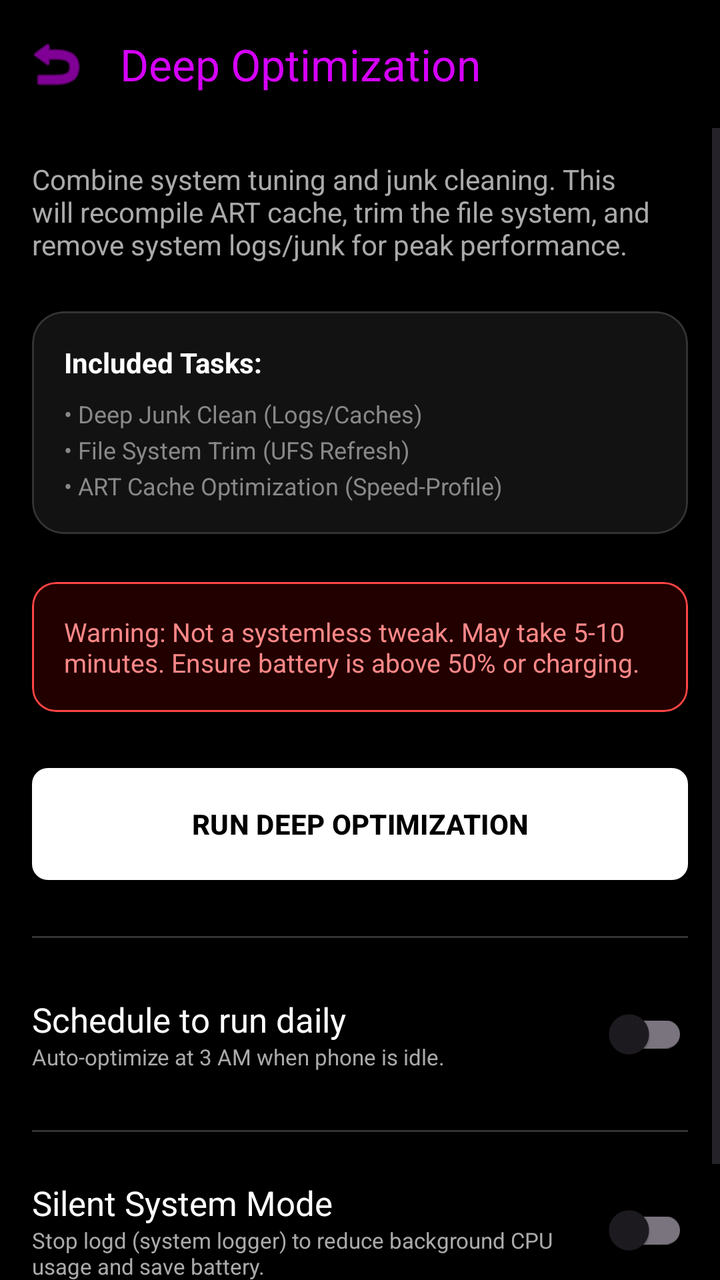
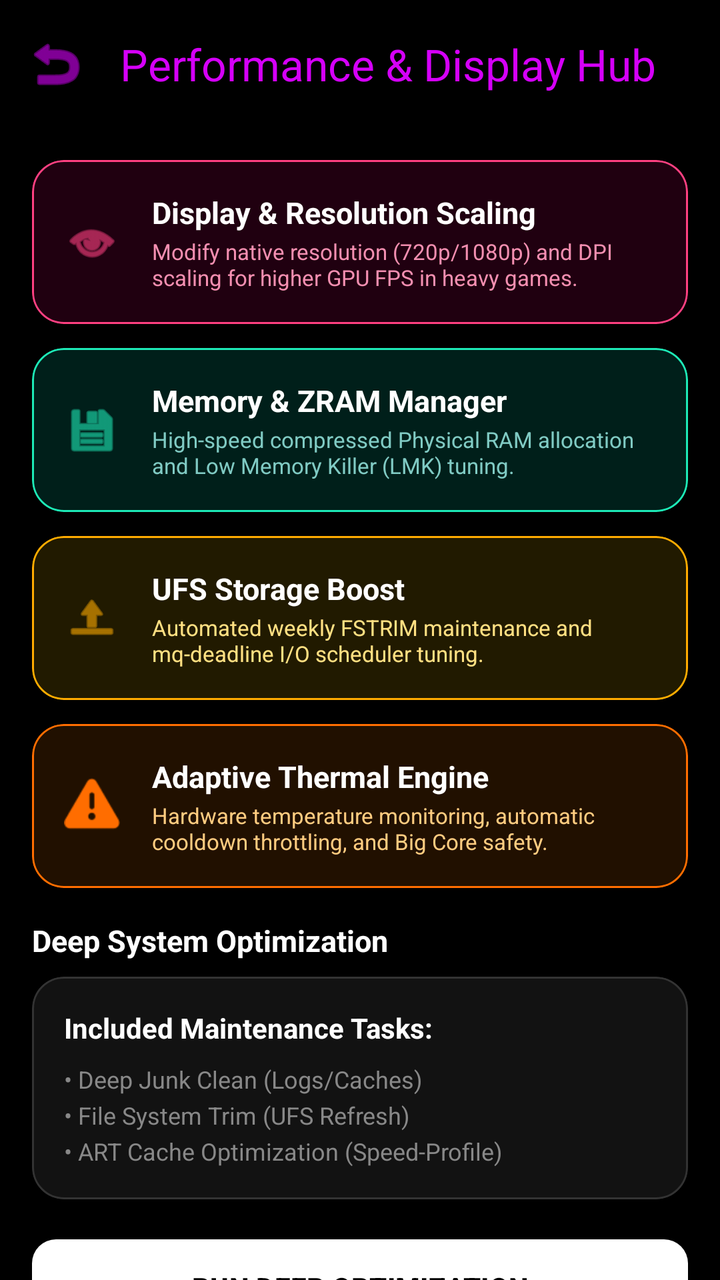

Screens rendered from an Android XML layout before and after an edit, with the pre-edit source and the edit as a unified diff.
<!-- AndroidManifest.xml: activity theme Theme.PhoneControl -->
<!-- res/layout/activity_optimization.xml -->
<?xml version="1.0" encoding="utf-8"?>
<LinearLayout xmlns:android="http://schemas.android.com/apk/res/android"
    xmlns:app="http://schemas.android.com/apk/res-auto"
    android:layout_width="match_parent"
    android:layout_height="match_parent"
    android:orientation="vertical"
    android:background="@android:color/black"
    android:fitsSystemWindows="true">

    <com.google.android.material.appbar.MaterialToolbar
        android:id="@+id/toolbarOpt"
        android:layout_width="match_parent"
        android:layout_height="?attr/actionBarSize"
        app:title="Deep Optimization"
        app:titleTextColor="@color/color_opt"
        app:navigationIcon="@android:drawable/ic_menu_revert"
        app:navigationIconTint="@color/color_opt" />

    <ScrollView
        android:layout_width="match_parent"
        android:layout_height="match_parent">

        <LinearLayout
            android:layout_width="match_parent"
            android:layout_height="wrap_content"
            android:orientation="vertical"
            android:padding="16dp">

            <TextView
                android:layout_width="match_parent"
                android:layout_height="wrap_content"
                android:text="Combine system tuning and junk cleaning. This will recompile ART cache, trim the file system, and remove system logs/junk for peak performance."
                android:textColor="#AAAAAA"
                android:textSize="14sp"
                android:layout_marginBottom="24dp" />

            
            <com.google.android.material.card.MaterialCardView
                android:layout_width="match_parent"
                android:layout_height="wrap_content"
                android:layout_marginBottom="24dp"
                app:cardCornerRadius="16dp"
                app:cardElevation="0dp"
                app:cardBackgroundColor="#121212"
                app:strokeWidth="1dp"
                app:strokeColor="#333333">
                <LinearLayout
                    android:layout_width="match_parent"
                    android:layout_height="wrap_content"
                    android:orientation="vertical"
                    android:padding="16dp">
                    <TextView android:layout_width="wrap_content" android:layout_height="wrap_content" android:text="Included Tasks:" android:textColor="#FFFFFF" android:textStyle="bold" android:layout_marginBottom="8dp" />
                    <TextView android:layout_width="wrap_content" android:layout_height="wrap_content" android:text="• Deep Junk Clean (Logs/Caches)\n• File System Trim (UFS Refresh)\n• ART Cache Optimization (Speed-Profile)" android:textColor="#888888" android:textSize="12sp" android:lineSpacingExtra="4dp" />
                </LinearLayout>
            </com.google.android.material.card.MaterialCardView>

            
            <com.google.android.material.card.MaterialCardView
                android:layout_width="match_parent"
                android:layout_height="wrap_content"
                android:layout_marginBottom="24dp"
                app:cardCornerRadius="12dp"
                app:cardElevation="0dp"
                app:cardBackgroundColor="#220000"
                app:strokeWidth="1dp"
                app:strokeColor="#FF4444">
                <TextView
                    android:layout_width="match_parent"
                    android:layout_height="wrap_content"
                    android:padding="16dp"
                    android:text="Warning: Not a systemless tweak. May take 5-10 minutes. Ensure battery is above 50% or charging."
                    android:textColor="#FF8888"
                    android:textSize="13sp" />
            </com.google.android.material.card.MaterialCardView>

            <com.google.android.material.button.MaterialButton
                android:id="@+id/btnRunNow"
                android:layout_width="match_parent"
                android:layout_height="64dp"
                android:text="RUN DEEP OPTIMIZATION"
                android:textColor="@android:color/black"
                android:textStyle="bold"
                app:backgroundTint="@android:color/white"
                app:cornerRadius="8dp" />

            <TextView
                android:id="@+id/tvLiveLog"
                android:layout_width="match_parent"
                android:layout_height="wrap_content"
                android:layout_marginTop="16dp"
                android:textColor="@color/color_root"
                android:textSize="12sp"
                android:fontFamily="monospace"
                android:visibility="gone" />

            <View
                android:layout_width="match_parent"
                android:layout_height="1dp"
                android:background="#333333"
                android:layout_marginVertical="24dp" />

            <LinearLayout
                android:layout_width="match_parent"
                android:layout_height="wrap_content"
                android:orientation="horizontal"
                android:gravity="center_vertical">
                <LinearLayout
                    android:layout_width="0dp"
                    android:layout_height="wrap_content"
                    android:layout_weight="1"
                    android:orientation="vertical">
                    <TextView
                        android:layout_width="wrap_content"
                        android:layout_height="wrap_content"
                        android:text="Schedule to run daily"
                        android:textColor="#FFFFFF"
                        android:textSize="17sp" />
                    <TextView
                        android:layout_width="wrap_content"
                        android:layout_height="wrap_content"
                        android:text="Auto-optimize at 3 AM when phone is idle."
                        android:textColor="#AAAAAA"
                        android:textSize="11sp" />
                </LinearLayout>
                <com.google.android.material.switchmaterial.SwitchMaterial
                    android:id="@+id/switchDaily"
                    android:layout_width="wrap_content"
                    android:layout_height="wrap_content" />
            </LinearLayout>

            <View
                android:layout_width="match_parent"
                android:layout_height="1dp"
                android:background="#333333"
                android:layout_marginVertical="24dp" />

            <LinearLayout
                android:layout_width="match_parent"
                android:layout_height="wrap_content"
                android:orientation="horizontal"
                android:gravity="center_vertical">
                <LinearLayout
                    android:layout_width="0dp"
                    android:layout_height="wrap_content"
                    android:layout_weight="1"
                    android:orientation="vertical">
                    <TextView
                        android:layout_width="wrap_content"
                        android:layout_height="wrap_content"
                        android:text="Silent System Mode"
                        android:textColor="#FFFFFF"
                        android:textSize="17sp" />
                    <TextView
                        android:layout_width="wrap_content"
                        android:layout_height="wrap_content"
                        android:text="Stop logd (system logger) to reduce background CPU usage and save battery."
                        android:textColor="#AAAAAA"
                        android:textSize="11sp" />
                </LinearLayout>
                <com.google.android.material.switchmaterial.SwitchMaterial
                    android:id="@+id/switchSilent"
                    android:layout_width="wrap_content"
                    android:layout_height="wrap_content" />
            </LinearLayout>

            <TextView
                android:id="@+id/tvOptStatus"
                android:layout_width="match_parent"
                android:layout_height="wrap_content"
                android:layout_marginTop="32dp"
                android:text="Last run: Never"
                android:textColor="#666666"
                android:gravity="center"
                android:textSize="12sp" />

        </LinearLayout>
    </ScrollView>
</LinearLayout>
<!-- resources referenced by this layout -->
<resources>
  <color name="color_opt">#D500F9</color>
  <color name="color_root">#76FF03</color>
  <style name="Theme.PhoneControl" parent="Theme.Material3.DayNight.NoActionBar">
          
          <item name="colorPrimary">@color/purple_500</item>
          <item name="colorPrimaryVariant">@color/purple_700</item>
          <item name="colorOnPrimary">@color/white</item>
          
          <item name="colorSecondary">@color/teal_200</item>
          <item name="colorSecondaryVariant">@color/teal_700</item>
          <item name="colorOnSecondary">@color/black</item>
          
          <item name="android:statusBarColor">@android:color/black</item>
          <item name="android:windowLightStatusBar" tools:targetApi="m">false</item>
          
          
          
      </style>
  <color name="purple_500">#FF6200EE</color>
  <color name="purple_700">#FF3700B3</color>
  <color name="white">#FFFFFFFF</color>
  <color name="teal_200">#FF03DAC5</color>
  <color name="teal_700">#FF018786</color>
  <color name="black">#FF000000</color>
</resources>

<!-- the commit's change to res/layout/activity_optimization.xml (unified diff, before → after) -->
@@ -11,12 +11,12 @@
         android:id="@+id/toolbarOpt"
         android:layout_width="match_parent"
         android:layout_height="?attr/actionBarSize"
-        app:title="Deep Optimization"
+        app:title="Performance &amp; Display Hub"
         app:titleTextColor="@color/color_opt"
         app:navigationIcon="@android:drawable/ic_menu_revert"
         app:navigationIconTint="@color/color_opt" />
 
-    <ScrollView
+    <androidx.core.widget.NestedScrollView
         android:layout_width="match_parent"
         android:layout_height="match_parent">
 
@@ -26,19 +26,209 @@
             android:orientation="vertical"
             android:padding="16dp">
 
+            
+            <com.google.android.material.card.MaterialCardView
+                android:id="@+id/cardResolution"
+                android:layout_width="match_parent"
+                android:layout_height="wrap_content"
+                android:layout_marginBottom="12dp"
+                app:cardCornerRadius="16dp"
+                app:cardBackgroundColor="#200010"
+                app:strokeWidth="1dp"
+                app:strokeColor="#FF4081"
+                android:clickable="true"
+                android:focusable="true">
+                <LinearLayout
+                    android:layout_width="match_parent"
+                    android:layout_height="wrap_content"
+                    android:orientation="horizontal"
+                    android:padding="16dp"
+                    android:gravity="center_vertical">
+                    <ImageView
+                        android:layout_width="28dp"
+                        android:layout_height="28dp"
+                        android:src="@android:drawable/ic_menu_view"
+                        app:tint="#FF4081" />
+                    <LinearLayout
+                        android:layout_width="0dp"
+                        android:layout_height="wrap_content"
+                        android:layout_weight="1"
+                        android:layout_marginStart="16dp"
+                        android:orientation="vertical">
+                        <TextView
+                            android:layout_width="wrap_content"
+                            android:layout_height="wrap_content"
+                            android:text="Display &amp; Resolution Scaling"
+                            android:textColor="@android:color/white"
+                            android:textStyle="bold"
+                            android:textSize="15sp" />
+                        <TextView
+                            android:layout_width="wrap_content"
+                            android:layout_height="wrap_content"
+                            android:layout_marginTop="2dp"
+                            android:text="Modify native resolution (720p/1080p) and DPI scaling for higher GPU FPS in heavy games."
+                            android:textColor="#F48FB1"
+                            android:textSize="11sp" />
+                    </LinearLayout>
+                </LinearLayout>
+            </com.google.android.material.card.MaterialCardView>
+
+            
+            <com.google.android.material.card.MaterialCardView
+                android:id="@+id/cardRam"
+                android:layout_width="match_parent"
+                android:layout_height="wrap_content"
+                android:layout_marginBottom="12dp"
+                app:cardCornerRadius="16dp"
+                app:cardBackgroundColor="#001F1A"
+                app:strokeWidth="1dp"
+                app:strokeColor="#1DE9B6"
+                android:clickable="true"
+                android:focusable="true">
+                <LinearLayout
+                    android:layout_width="match_parent"
+                    android:layout_height="wrap_content"
+                    android:orientation="horizontal"
+                    android:padding="16dp"
+                    android:gravity="center_vertical">
+                    <ImageView
+                        android:layout_width="28dp"
+                        android:layout_height="28dp"
+                        android:src="@android:drawable/ic_menu_save"
+                        app:tint="#1DE9B6" />
+                    <LinearLayout
+                        android:layout_width="0dp"
+                        android:layout_height="wrap_content"
+                        android:layout_weight="1"
+                        android:layout_marginStart="16dp"
+                        android:orientation="vertical">
+                        <TextView
+                            android:layout_width="wrap_content"
+                            android:layout_height="wrap_content"
+                            android:text="Memory &amp; ZRAM Manager"
+                            android:textColor="@android:color/white"
+                            android:textStyle="bold"
+                            android:textSize="15sp" />
+                        <TextView
+                            android:layout_width="wrap_content"
+                            android:layout_height="wrap_content"
+                            android:layout_marginTop="2dp"
+                            android:text="High-speed compressed Physical RAM allocation and Low Memory Killer (LMK) tuning."
+                            android:textColor="#80CBC4"
+                            android:textSize="11sp" />
+                    </LinearLayout>
+                </LinearLayout>
+            </com.google.android.material.card.MaterialCardView>
+
+            
+            <com.google.android.material.card.MaterialCardView
+                android:id="@+id/cardStorage"
+                android:layout_width="match_parent"
+                android:layout_height="wrap_content"
+                android:layout_marginBottom="12dp"
+                app:cardCornerRadius="16dp"
+                app:cardBackgroundColor="#211A00"
+                app:strokeWidth="1dp"
+                app:strokeColor="#FFAB00"
+                android:clickable="true"
+                android:focusable="true">
+                <LinearLayout
+                    android:layout_width="match_parent"
+                    android:layout_height="wrap_content"
+                    android:orientation="horizontal"
+                    android:padding="16dp"
+                    android:gravity="center_vertical">
+                    <ImageView
+                        android:layout_width="28dp"
+                        android:layout_height="28dp"
+                        android:src="@android:drawable/ic_menu_upload"
+                        app:tint="#FFAB00" />
+                    <LinearLayout
+                        android:layout_width="0dp"
+                        android:layout_height="wrap_content"
+                        android:layout_weight="1"
+                        android:layout_marginStart="16dp"
+                        android:orientation="vertical">
+                        <TextView
+                            android:layout_width="wrap_content"
+                            android:layout_height="wrap_content"
+                            android:text="UFS Storage Boost"
+                            android:textColor="@android:color/white"
+                            android:textStyle="bold"
+                            android:textSize="15sp" />
+                        <TextView
+                            android:layout_width="wrap_content"
+                            android:layout_height="wrap_content"
+                            android:layout_marginTop="2dp"
+                            android:text="Automated weekly FSTRIM maintenance and mq-deadline I/O scheduler tuning."
+                            android:textColor="#FFE082"
+                            android:textSize="11sp" />
+                    </LinearLayout>
+                </LinearLayout>
+            </com.google.android.material.card.MaterialCardView>
+
+            
+            <com.google.android.material.card.MaterialCardView
+                android:id="@+id/cardThrottling"
+                android:layout_width="match_parent"
+                android:layout_height="wrap_content"
+                android:layout_marginBottom="16dp"
+                app:cardCornerRadius="16dp"
+                app:cardBackgroundColor="#211000"
+                app:strokeWidth="1dp"
+                app:strokeColor="#FF6D00"
+                android:clickable="true"
+                android:focusable="true">
+                <LinearLayout
+                    android:layout_width="match_parent"
+                    android:layout_height="wrap_content"
+                    android:orientation="horizontal"
+                    android:padding="16dp"
+                    android:gravity="center_vertical">
+                    <ImageView
+                        android:layout_width="28dp"
+                        android:layout_height="28dp"
+                        android:src="@android:drawable/ic_dialog_alert"
+                        app:tint="#FF6D00" />
+                    <LinearLayout
+                        android:layout_width="0dp"
+                        android:layout_height="wrap_content"
+                        android:layout_weight="1"
+                        android:layout_marginStart="16dp"
+                        android:orientation="vertical">
+                        <TextView
+                            android:layout_width="wrap_content"
+                            android:layout_height="wrap_content"
+                            android:text="Adaptive Thermal Engine"
+                            android:textColor="@android:color/white"
+                            android:textStyle="bold"
+                            android:textSize="15sp" />
+                        <TextView
+                            android:layout_width="wrap_content"
+                            android:layout_height="wrap_content"
+                            android:layout_marginTop="2dp"
+                            android:text="Hardware temperature monitoring, automatic cooldown throttling, and Big Core safety."
+                            android:textColor="#FFCC80"
+                            android:textSize="11sp" />
+                    </LinearLayout>
+                </LinearLayout>
+            </com.google.android.material.card.MaterialCardView>
+
+            
             <TextView
                 android:layout_width="match_parent"
                 android:layout_height="wrap_content"
-                android:text="Combine system tuning and junk cleaning. This will recompile ART cache, trim the file system, and remove system logs/junk for peak performance."
-                android:textColor="#AAAAAA"
-                android:textSize="14sp"
-                android:layout_marginBottom="24dp" />
-
-            
-            <com.google.android.material.card.MaterialCardView
-                android:layout_width="match_parent"
-                android:layout_height="wrap_content"
-                android:layout_marginBottom="24dp"
+                android:text="Deep System Optimization"
+                android:textColor="#FFFFFF"
+                android:textSize="15sp"
+                android:textStyle="bold"
+                android:layout_marginBottom="8dp" />
+
+            <com.google.android.material.card.MaterialCardView
+                android:id="@+id/cardOptimizationSection"
+                android:layout_width="match_parent"
+                android:layout_height="wrap_content"
+                android:layout_marginBottom="16dp"
                 app:cardCornerRadius="16dp"
                 app:cardElevation="0dp"
                 app:cardBackgroundColor="#121212"
@@ -49,39 +239,32 @@
                     android:layout_height="wrap_content"
                     android:orientation="vertical"
                     android:padding="16dp">
-                    <TextView android:layout_width="wrap_content" android:layout_height="wrap_content" android:text="Included Tasks:" android:textColor="#FFFFFF" android:textStyle="bold" android:layout_marginBottom="8dp" />
-                    <TextView android:layout_width="wrap_content" android:layout_height="wrap_content" android:text="• Deep Junk Clean (Logs/Caches)\n• File System Trim (UFS Refresh)\n• ART Cache Optimization (Speed-Profile)" android:textColor="#888888" android:textSize="12sp" android:lineSpacingExtra="4dp" />
-                </LinearLayout>
-            </com.google.android.material.card.MaterialCardView>
-
-            
-            <com.google.android.material.card.MaterialCardView
-                android:layout_width="match_parent"
-                android:layout_height="wrap_content"
-                android:layout_marginBottom="24dp"
-                app:cardCornerRadius="12dp"
-                app:cardElevation="0dp"
-                app:cardBackgroundColor="#220000"
-                app:strokeWidth="1dp"
-                app:strokeColor="#FF4444">
-                <TextView
-                    android:layout_width="match_parent"
-                    android:layout_height="wrap_content"
-                    android:padding="16dp"
-                    android:text="Warning: Not a systemless tweak. May take 5-10 minutes. Ensure battery is above 50% or charging."
-                    android:textColor="#FF8888"
-                    android:textSize="13sp" />
+                    <TextView
+                        android:layout_width="wrap_content"
+                        android:layout_height="wrap_content"
+                        android:text="Included Maintenance Tasks:"
+                        android:textColor="#FFFFFF"
+                        android:textStyle="bold"
+                        android:layout_marginBottom="8dp" />
+                    <TextView
+                        android:layout_width="wrap_content"
+                        android:layout_height="wrap_content"
+                        android:text="• Deep Junk Clean (Logs/Caches)\n• File System Trim (UFS Refresh)\n• ART Cache Optimization (Speed-Profile)"
+                        android:textColor="#888888"
+                        android:textSize="12sp"
+                        android:lineSpacingExtra="4dp" />
+                </LinearLayout>
             </com.google.android.material.card.MaterialCardView>
 
             <com.google.android.material.button.MaterialButton
                 android:id="@+id/btnRunNow"
                 android:layout_width="match_parent"
-                android:layout_height="64dp"
+                android:layout_height="56dp"
                 android:text="RUN DEEP OPTIMIZATION"
                 android:textColor="@android:color/black"
                 android:textStyle="bold"
                 app:backgroundTint="@android:color/white"
-                app:cornerRadius="8dp" />
+                app:cornerRadius="12dp" />
 
             <TextView
                 android:id="@+id/tvLiveLog"
@@ -96,8 +279,8 @@
             <View
                 android:layout_width="match_parent"
                 android:layout_height="1dp"
-                android:background="#333333"
-                android:layout_marginVertical="24dp" />
+                android:background="#222222"
+                android:layout_marginVertical="16dp" />
 
             <LinearLayout
                 android:layout_width="match_parent"
@@ -112,44 +295,10 @@
                     <TextView
                         android:layout_width="wrap_content"
                         android:layout_height="wrap_content"
-                        android:text="Schedule to run daily"
-                        android:textColor="#FFFFFF"
-                        android:textSize="17sp" />
-                    <TextView
-                        android:layout_width="wrap_content"
-                        android:layout_height="wrap_content"
-                        android:text="Auto-optimize at 3 AM when phone is idle."
-                        android:textColor="#AAAAAA"
-                        android:textSize="11sp" />
-                </LinearLayout>
-                <com.google.android.material.switchmaterial.SwitchMaterial
-                    android:id="@+id/switchDaily"
-                    android:layout_width="wrap_content"
-                    android:layout_height="wrap_content" />
-            </LinearLayout>
-
-            <View
-                android:layout_width="match_parent"
-                android:layout_height="1dp"
-                android:background="#333333"
-                android:layout_marginVertical="24dp" />
-
-            <LinearLayout
-                android:layout_width="match_parent"
-                android:layout_height="wrap_content"
-                android:orientation="horizontal"
-                android:gravity="center_vertical">
-                <LinearLayout
-                    android:layout_width="0dp"
-                    android:layout_height="wrap_content"
-                    android:layout_weight="1"
-                    android:orientation="vertical">
-                    <TextView
-                        android:layout_width="wrap_content"
-                        android:layout_height="wrap_content"
                         android:text="Silent System Mode"
                         android:textColor="#FFFFFF"
-                        android:textSize="17sp" />
+                        android:textSize="15sp"
+                        android:textStyle="bold" />
                     <TextView
                         android:layout_width="wrap_content"
                         android:layout_height="wrap_content"
@@ -167,12 +316,12 @@
                 android:id="@+id/tvOptStatus"
                 android:layout_width="match_parent"
                 android:layout_height="wrap_content"
-                android:layout_marginTop="32dp"
+                android:layout_marginTop="24dp"
                 android:text="Last run: Never"
                 android:textColor="#666666"
                 android:gravity="center"
                 android:textSize="12sp" />
 
         </LinearLayout>
-    </ScrollView>
+    </androidx.core.widget.NestedScrollView>
 </LinearLayout>
